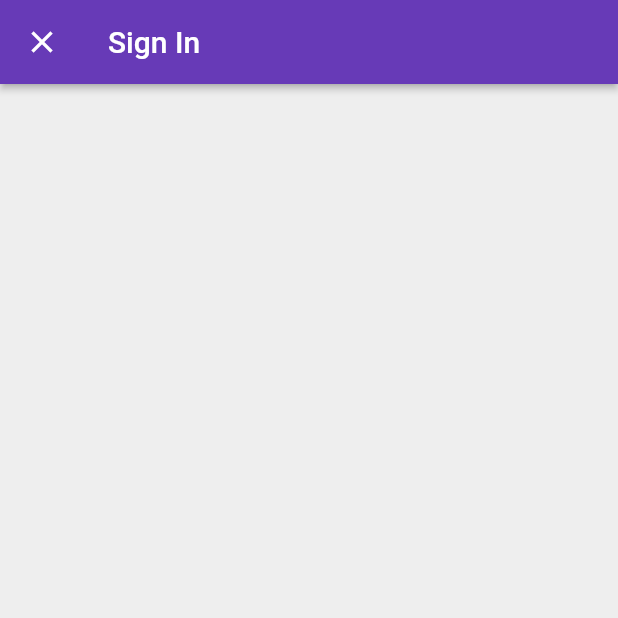
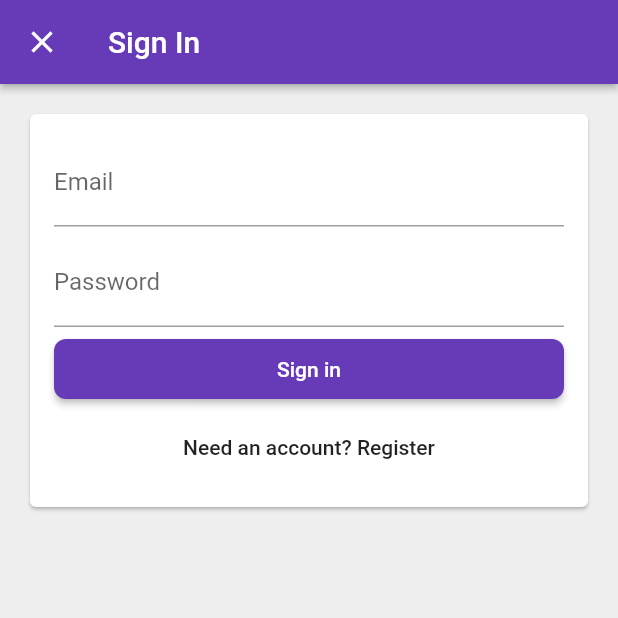
Before and after one commit to tusharm/time_tracker, a Flutter app: the screen it shows after launch, after a tap on "Sign in with email", on a phone screen of 412 x 824 dp, the top half of it. Run offline on Flutter 3.47's test engine with Material 2 defaults, Android fonts, the phone set to English and light mode, and no system bars; our stand-ins replace firebase_auth, firebase_core, google_sign_in; accounts and stored records are empty.

Commit message:
Add email signin support

```diff
--- a/lib/app/services/auth.dart
+++ b/lib/app/services/auth.dart
@@ -7,6 +7,10 @@ abstract class AuthBase {
   User get currentUser;
 
   Stream<User> get authStateChangesStream;
+
+  Future<User> signInWithEmailAndPassword(String email, String password);
+
+  Future<User> registerWithEmailAndPassword(String email, String password);
 
   Future<User> signInAnonymously();
 
@@ -29,6 +33,26 @@ class FirebaseAuthentication implements AuthBase {
   Future<User> signInAnonymously() async {
     var credentials = await _firebaseAuth.signInAnonymously();
     return credentials.user;
+  }
+
+  @override
+  Future<User> signInWithEmailAndPassword(String email, String password) async {
+    var credential =
+        await _firebaseAuth.signInWithCredential(EmailAuthProvider.credential(
+      email: email,
+      password: password,
+    ));
+    return credential.user;
+  }
+
+  @override
+  Future<User> registerWithEmailAndPassword(
+      String email, String password) async {
+    var credential = await _firebaseAuth.createUserWithEmailAndPassword(
+      email: email,
+      password: password,
+    );
+    return credential.user;
   }
 
   @override
--- /dev/null
+++ b/lib/app/signin/email_signin_form.dart
@@ -0,0 +1,111 @@
+import 'package:flutter/material.dart';
+import 'package:time_tracker/app/signin/form_signin_button.dart';
+import 'package:time_tracker/app/services/auth.dart';
+
+enum EmailSignInFormType { signin, register }
+
+class EmailSignInForm extends StatefulWidget {
+  const EmailSignInForm({Key key, @required this.auth}) : super(key: key);
+
+  final AuthBase auth;
+
+  @override
+  _EmailSignInFormState createState() => _EmailSignInFormState();
+}
+
+class _EmailSignInFormState extends State<EmailSignInForm> {
+  final _emailController = TextEditingController();
+  final _passwordController = TextEditingController();
+  bool _isLoading = false;
+
+  EmailSignInFormType _formType = EmailSignInFormType.signin;
+
+  String get email => _emailController.text;
+
+  String get password => _passwordController.text;
+
+  List<Widget> _widgets() {
+    var primaryText = _formType == EmailSignInFormType.signin
+        ? 'Sign in'
+        : 'Create an account';
+    var secondaryText = _formType == EmailSignInFormType.signin
+        ? 'Need an account? Register'
+        : 'Already have an account? Sign in';
+
+    return <Widget>[
+      TextField(
+        controller: _emailController,
+        decoration:
+            InputDecoration(labelText: 'Email', hintText: 'test@test.com'),
+        keyboardType: TextInputType.emailAddress,
+        textInputAction: TextInputAction.next,
+        enabled: !_isLoading,
+      ),
+      SizedBox(height: 8.0),
+      TextField(
+        controller: _passwordController,
+        decoration: InputDecoration(
+          labelText: 'Password',
+        ),
+        obscureText: true,
+        textInputAction: TextInputAction.done,
+        enabled: !_isLoading,
+      ),
+      SizedBox(height: 8.0),
+      FormSignInButton(
+        text: primaryText,
+        onPressed: _isLoading ? null : _submit,
+      ),
+      SizedBox(height: 8.0),
+      FlatButton(
+        child: Text(secondaryText),
+        onPressed: _isLoading ? null : _toggleFormType,
+      )
+    ];
+  }
+
+  @override
+  Widget build(BuildContext context) {
+    return Padding(
+        padding: EdgeInsets.all(16.0),
+        child: Column(
+          mainAxisSize: MainAxisSize.min,
+          crossAxisAlignment: CrossAxisAlignment.stretch,
+          children: _widgets(),
+        ));
+  }
+
+  Future<void> _submit() async {
+    setState(() {
+      _isLoading = true;
+    });
+    try {
+      // TODO: simulating a n/w call, must be removed in future
+      await Future.delayed(Duration(seconds: 2));
+
+      if (_formType == EmailSignInFormType.signin)
+        await widget.auth.signInWithEmailAndPassword(email, password);
+      else
+        await widget.auth.registerWithEmailAndPassword(email, password);
+    } catch (e) {
+      print(e);
+    } finally {
+      setState(() {
+        _isLoading = false;
+      });
+    }
+
+    Navigator.of(context).pop();
+  }
+
+  void _toggleFormType() {
+    setState(() {
+      _formType = _formType == EmailSignInFormType.signin
+          ? EmailSignInFormType.register
+          : EmailSignInFormType.signin;
+    });
+
+    _emailController.clear();
+    _passwordController.clear();
+  }
+}
--- a/lib/app/signin/email_signin_page.dart
+++ b/lib/app/signin/email_signin_page.dart
@@ -1,6 +1,13 @@
 import 'package:flutter/material.dart';
+import 'package:time_tracker/app/services/auth.dart';
+
+import 'email_signin_form.dart';
 
 class EmailSignInPage extends StatelessWidget {
+  const EmailSignInPage({Key key, @required this.auth}) : super(key: key);
+
+  final AuthBase auth;
+
   @override
   Widget build(BuildContext context) {
     return Scaffold(
@@ -8,12 +15,11 @@ class EmailSignInPage extends StatelessWidget {
         title: Text('Sign In'),
         elevation: 2.0,
       ),
-      body: _buildContent(context),
+      body: Padding(
+        padding: EdgeInsets.all(16.0),
+        child: Card(child: EmailSignInForm(auth: auth)),
+      ),
       backgroundColor: Colors.grey[200],
     );
   }
-
-  Widget _buildContent(BuildContext context) {
-    return Container();
-  }
 }
--- /dev/null
+++ b/lib/app/signin/form_signin_button.dart
@@ -0,0 +1,17 @@
+import 'package:flutter/material.dart';
+import 'package:time_tracker/app/widgets/custom_raised_button.dart';
+
+class FormSignInButton extends CustomRaisedButton {
+  FormSignInButton({
+    @required String text,
+    VoidCallback onPressed,
+  }) : super(
+    height: 40.0,
+    child: Text(
+      text,
+      style: TextStyle(color: Colors.white),
+    ),
+    color: Colors.deepPurple,
+    onPressed: onPressed,
+  );
+}
--- a/lib/app/signin/signin_page.dart
+++ b/lib/app/signin/signin_page.dart
@@ -80,7 +80,7 @@ class SignInPage extends StatelessWidget {
   void _signInWithEmail(BuildContext context) {
     Navigator.of(context).push(MaterialPageRoute(
       fullscreenDialog: true,
-      builder: (context) => EmailSignInPage(),
+      builder: (context) => EmailSignInPage(auth: auth),
     ));
   }
 }
```
Also changed, not shown: images/email_register.png (added), images/email_signin.png (added), images/google_signin.png (added), images/ios-signin.png (deleted), images/signin.png (added), 2 other files.
